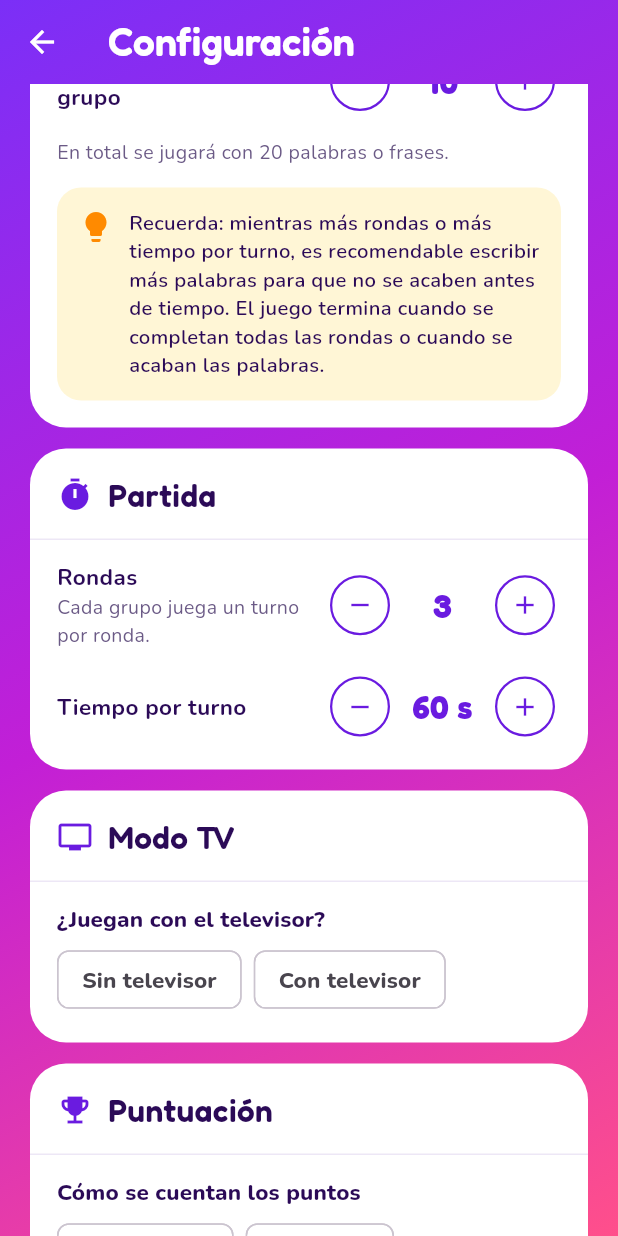
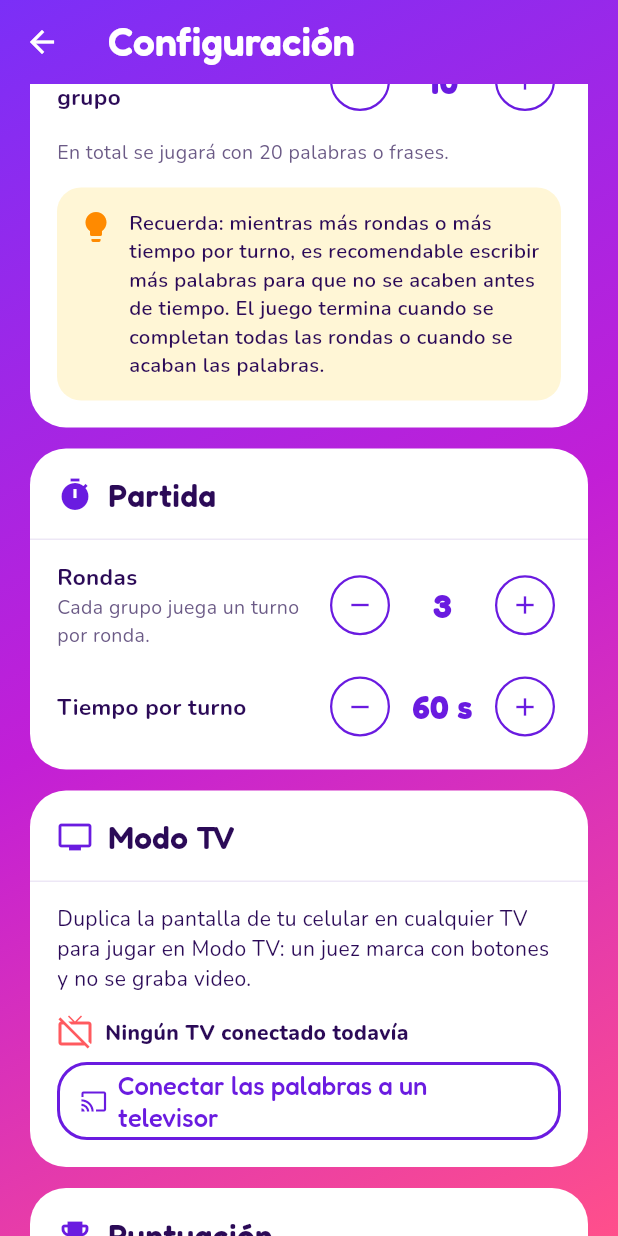
Before and after one commit to juancamilosal/charadeando_app, a Flutter app: the ConfigScreen screen opened by its route, scrolled down 576 dp, on a phone screen of 412 x 824 dp. Run offline on Flutter 3.47's test engine with Material 3 defaults, Android fonts, the phone set to English and light mode, and no system bars; our stand-ins replace camera, flutter_riverpod, go_router, sensors_plus, share_plus, video_player and 1 more; missing offline and left inert: ffmpeg_kit_flutter_new_video, gal.

Commit message:
Activar el Modo TV en todas las categorías al duplicar la pantalla
- El Modo TV ya no se elige: se activa cuando el celular duplica la
  pantalla en un TV, en Libre y en todas las categorías.
- Con el TV conectado se ocultan las secciones de aciertos y de video, y
  el juez marca con botones.
- El botón cambia a "Desconectar TV": en Android detiene la transmisión o
  abre la pantalla del sistema para hacerlo; en iPhone explica cómo
  detenerla desde el Centro de control. Al desconectar todo vuelve a lo
  normal.
- La configuración avisa cuando el TV se conecta o se desconecta.

Co-Authored-By: Claude Opus 5.5 <noreply@anthropic.com>
Claude-Session: https://claude.ai/code/session_01XPBFeG2PZmszSkrWwceepV

```diff
--- a/lib/models/game_config.dart
+++ b/lib/models/game_config.dart
@@ -32,8 +32,8 @@ enum HitMode {
   ),
 
   /// La palabra se ve en el televisor y un juez del grupo rival marca con
-  /// los botones del celular. Se elige en su propia sección de la
-  /// configuración, solo con palabras manuales.
+  /// los botones del celular. Se activa solo cuando el celular duplica la
+  /// pantalla en un TV, en cualquier categoría.
   tv('Modo TV', null, available: true),
 
   /// Un jugador rival marca desde un segundo celular.
@@ -189,9 +189,9 @@ class GameConfig {
 
   int get groupCount => groups.length;
 
-  /// Verdadero si se juega con el televisor. Solo existe con palabras
-  /// escritas por los grupos.
-  bool get tvMode => hitMode == HitMode.tv && wordSource == WordSource.groups;
+  /// Verdadero si se juega con el televisor: el celular estaba duplicando la
+  /// pantalla al configurar la partida.
+  bool get tvMode => hitMode == HitMode.tv;
 
   /// Si los turnos se graban. En el Modo TV el celular lo tiene el juez,
   /// así que no hay video.
--- a/lib/screens/config_screen.dart
+++ b/lib/screens/config_screen.dart
@@ -53,22 +53,17 @@ class _ConfigScreenState extends ConsumerState<ConfigScreen> {
   /// Dificultad de las palabras automáticas. Las manuales no tienen.
   Difficulty? _difficulty;
 
-  /// Si juegan con el televisor. Solo se pregunta con palabras manuales.
-  bool? _withTv;
-
   bool get _automatic => _config.wordSource == WordSource.random;
 
-  /// En el Modo TV el juez marca con botones y no se graba, así que las
-  /// secciones de aciertos y de video no se muestran.
-  bool get _tvMode => !_automatic && _withTv == true;
-
-  bool get _tvConnected => ref.read(tvConnectedProvider).value ?? false;
+  /// Modo TV: el celular está duplicando la pantalla en un televisor. El
+  /// juez marca con botones y no se graba, así que las secciones de
+  /// aciertos y de video no se muestran.
+  bool get _tvMode => ref.read(tvConnectedProvider).value ?? false;
 
   /// Lo que falta elegir, para el aviso al tocar "Continuar".
   List<String> get _missingChoices => [
     if (_automatic && _difficulty == null) 'la dificultad',
     if (_automatic && _gameEnd == null) 'la duración del juego',
-    if (!_automatic && _withTv == null) 'si juegan con el televisor',
     if (_scoring == null) 'la puntuación',
     if (!_tvMode && _hitMode == null) 'cómo se marcan los aciertos',
   ];
@@ -107,7 +102,6 @@ class _ConfigScreenState extends ConsumerState<ConfigScreen> {
       _gameEnd = _config.gameEnd;
       _scoring = _config.scoringMode;
       _hitMode = _config.hitMode;
-      _withTv ??= false;
       _difficulty ??= Difficulty.normal;
       _showErrors = false;
     });
@@ -116,15 +110,11 @@ class _ConfigScreenState extends ConsumerState<ConfigScreen> {
   void _continue() {
     final missingNames = _names.any((c) => c.text.trim().isEmpty);
     final missing = _missingChoices;
-    final noTv = _tvMode && !_tvConnected;
-    if (missingNames || missing.isNotEmpty || noTv) {
+    if (missingNames || missing.isNotEmpty) {
       setState(() => _showErrors = true);
       final message = missingNames
           ? 'Escriban el nombre de cada grupo.'
-          : missing.isNotEmpty
-          ? 'Elijan ${_joinList(missing)}.'
-          : 'Conecten el televisor para continuar, o elijan jugar sin '
-                'televisor.';
+          : 'Elijan ${_joinList(missing)}.';
       ScaffoldMessenger.of(context)
         ..hideCurrentSnackBar()
         ..showSnackBar(SnackBar(content: Text(message)));
@@ -159,17 +149,24 @@ class _ConfigScreenState extends ConsumerState<ConfigScreen> {
     final premium = ref.watch(premiumUnlockedProvider);
     final automatic = _automatic;
     const gap = SizedBox(height: 14);
-    // Avisa cuando el televisor se conecta mientras se configura el Modo TV.
+    // Se vuelve a dibujar al conectar o desconectar el TV, y se avisa.
+    ref.watch(tvConnectedProvider);
     ref.listen(tvConnectedProvider, (previous, next) {
-      if (_tvMode && previous?.value != true && next.value == true) {
+      final was = previous?.value ?? false;
+      final now = next.value ?? false;
+      // Solo al cambiar, no con el primer valor al abrir la pantalla.
+      if (previous == null || !previous.hasValue || was == now) return;
       ScaffoldMessenger.of(context)
         ..hideCurrentSnackBar()
         ..showSnackBar(
-            const SnackBar(
-              content: Text('El TV ya está conectado a este celular'),
+          SnackBar(
+            content: Text(
+              now
+                  ? 'El TV ya está conectado a este celular: Modo TV activado'
+                  : 'TV desconectado: se juega sin televisor',
+            ),
           ),
         );
-      }
     });
     return PlayBackground(
       child: Scaffold(
@@ -284,9 +281,9 @@ class _ConfigScreenState extends ConsumerState<ConfigScreen> {
                   ],
                 ),
                 gap,
+              ],
               _tvSection(),
               gap,
-              ],
               ConfigSection(
                 icon: Icons.emoji_events,
                 title: 'Puntuación',
@@ -376,38 +373,21 @@ class _ConfigScreenState extends ConsumerState<ConfigScreen> {
     );
   }
 
-  /// Si juegan con el televisor y si ya está conectado.
+  /// Modo TV: se activa solo si el celular duplica la pantalla en un TV.
   Widget _tvSection() {
-    final connected = ref.watch(tvConnectedProvider).value ?? false;
     return ConfigSection(
       icon: Icons.tv,
       title: 'Modo TV',
       children: [
-        OptionSelector<bool>(
-          label: '¿Juegan con el televisor?',
-          options: const [false, true],
-          selected: _withTv,
-          labelOf: (o) => o ? 'Con televisor' : 'Sin televisor',
-          errorText: _choiceError(_withTv),
-          onSelected: (o) => setState(() => _withTv = o),
-        ),
-        if (_tvMode) ...[
-          const Text(
-            'Duplica la pantalla de tu celular en cualquier TV. Un juez '
-            'marca "Pasar" y "¡Correcto!" con botones. No se graba video.',
+        Text(
+          _tvMode
+              ? 'Modo TV activado: la palabra, el tiempo y el marcador se ven '
+                    'en el TV y un juez marca "Pasar" y "¡Correcto!" con '
+                    'botones. No se graba video.'
+              : 'Duplica la pantalla de tu celular en cualquier TV para jugar '
+                    'en Modo TV: un juez marca con botones y no se graba video.',
         ),
         const TvConnect(),
-          if (_showErrors && !connected)
-            Text(
-              'Conecten el televisor para continuar, o elijan "Sin '
-              'televisor".',
-              style: TextStyle(
-                color: Theme.of(context).colorScheme.error,
-                fontWeight: FontWeight.w700,
-                fontSize: 13,
-              ),
-            ),
-        ],
       ],
     );
   }
--- a/lib/widgets/tv_connect.dart
+++ b/lib/widgets/tv_connect.dart
@@ -41,8 +41,12 @@ class TvConnect extends ConsumerWidget {
         ),
         const SizedBox(height: 8),
         OutlinedButton.icon(
-          icon: const Icon(Icons.cast),
-          label: const Text('Conectar las palabras a un televisor'),
+          icon: Icon(connected ? Icons.cancel_presentation : Icons.cast),
+          label: Text(
+            connected
+                ? 'Desconectar TV'
+                : 'Conectar las palabras a un televisor',
+          ),
           // El botón del tema es blanco, para el fondo de color; sobre la
           // tarjeta blanca de la configuración va en morado.
           style: light
@@ -56,7 +60,8 @@ class TvConnect extends ConsumerWidget {
                     fontWeight: FontWeight.w500,
                   ),
                 ),
-          onPressed: () => connectTv(context, ref),
+          onPressed: () =>
+              connected ? disconnectTv(context, ref) : connectTv(context, ref),
         ),
       ],
     );
@@ -89,3 +94,29 @@ Future<void> connectTv(BuildContext context, WidgetRef ref) async {
     ),
   );
 }
+
+/// Deja de duplicar la pantalla. Si el sistema no lo permite desde la app,
+/// como en iPhone, explica cómo detenerla.
+Future<void> disconnectTv(BuildContext context, WidgetRef ref) async {
+  final done = await ref.read(tvServiceProvider).disconnect();
+  if (done || !context.mounted) return;
+  await showDialog<void>(
+    context: context,
+    builder: (context) => AlertDialog(
+      title: const Text('Desconectar el TV'),
+      content: Text(
+        Platform.isIOS
+            ? 'Abre el Centro de control, toca "Duplicar pantalla" y luego '
+                  '"Detener duplicación".'
+            : 'Desliza hacia abajo los ajustes rápidos y toca "Transmitir '
+                  'pantalla" (o "Smart View") para detener la transmisión.',
+      ),
+      actions: [
+        FilledButton(
+          onPressed: () => Navigator.pop(context),
+          child: const Text('Entendido'),
+        ),
+      ],
+    ),
+  );
+}
```
Also changed, not shown: lib/services/tv_service.dart (+9 -2 lines), 5 other files. Lines whose indentation alone changed are shown as unchanged.
